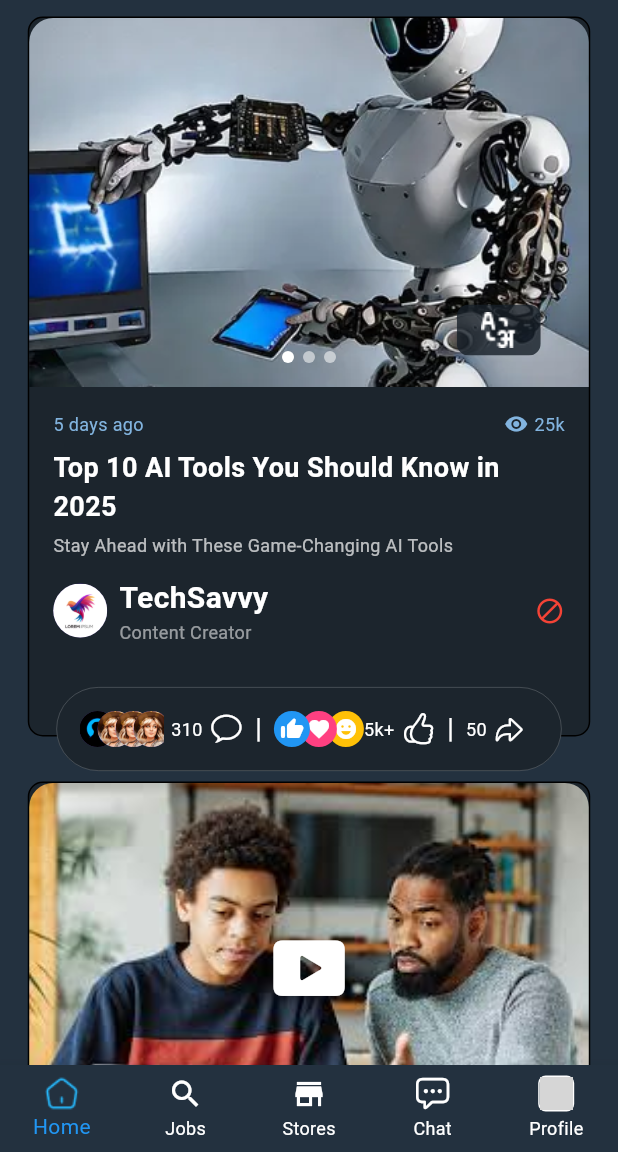
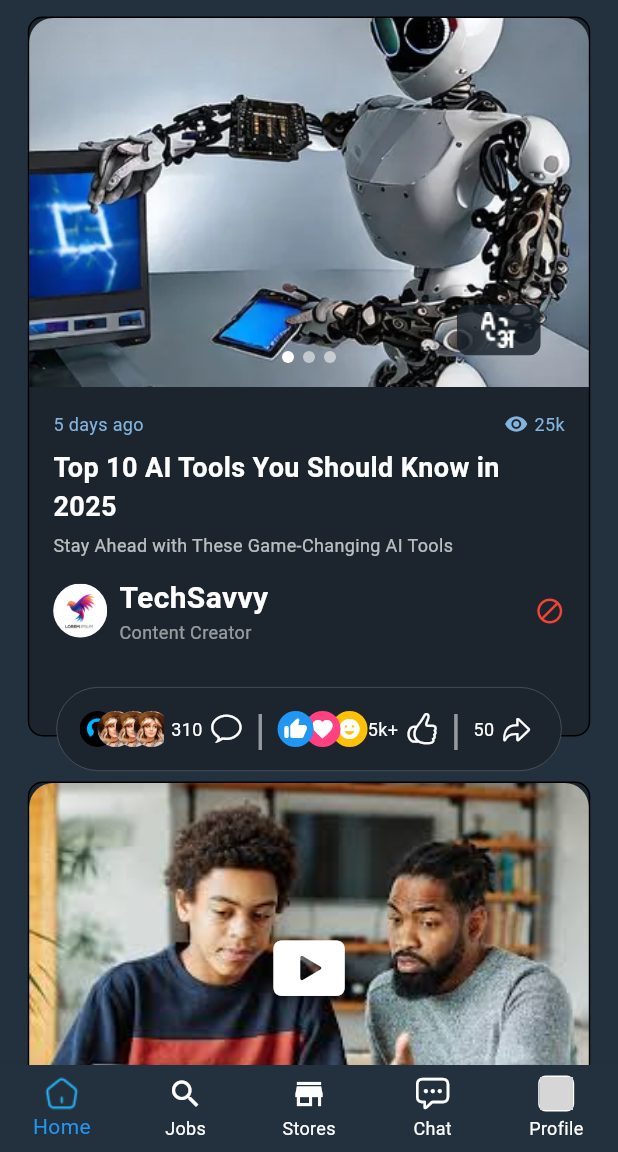
Before and after one commit to rajni2002491/BlueCs, a Flutter app: the screen it shows after launch, scrolled down 576 dp, on a phone screen of 412 x 824 dp, the part 84-1236 px from its top. Run offline on Flutter 3.47's test engine with Material 3 defaults, Android fonts, the phone set to English and light mode, and no system bars; grey boxes are pictures that could not be loaded.

Commit message:
fix action bar | size

```diff
--- a/lib/widgets.dart
+++ b/lib/widgets.dart
@@ -723,7 +723,7 @@ class ActionBar extends StatelessWidget {
             const SizedBox(width: 5),
             Icon(CupertinoIcons.chat_bubble, color: Colors.white, size: 22),
             const SizedBox(width: 8),
-            Text("|", style: TextStyle(color: Colors.white, fontSize: 18)),
+            Text("|", style: TextStyle(color: Colors.white54, fontSize: 28)),
             const SizedBox(width: 8),
             Row(
               children: [
@@ -765,7 +765,7 @@ class ActionBar extends StatelessWidget {
                 const SizedBox(width: 8),
               ],
             ),
-            Text("|", style: TextStyle(color: Colors.white, fontSize: 18)),
+            Text("|", style: TextStyle(color: Colors.white54, fontSize: 28)),
             const SizedBox(width: 8),
             Text('50', style: TextStyle(color: Colors.white, fontSize: 12)),
             const SizedBox(width: 5),
```
